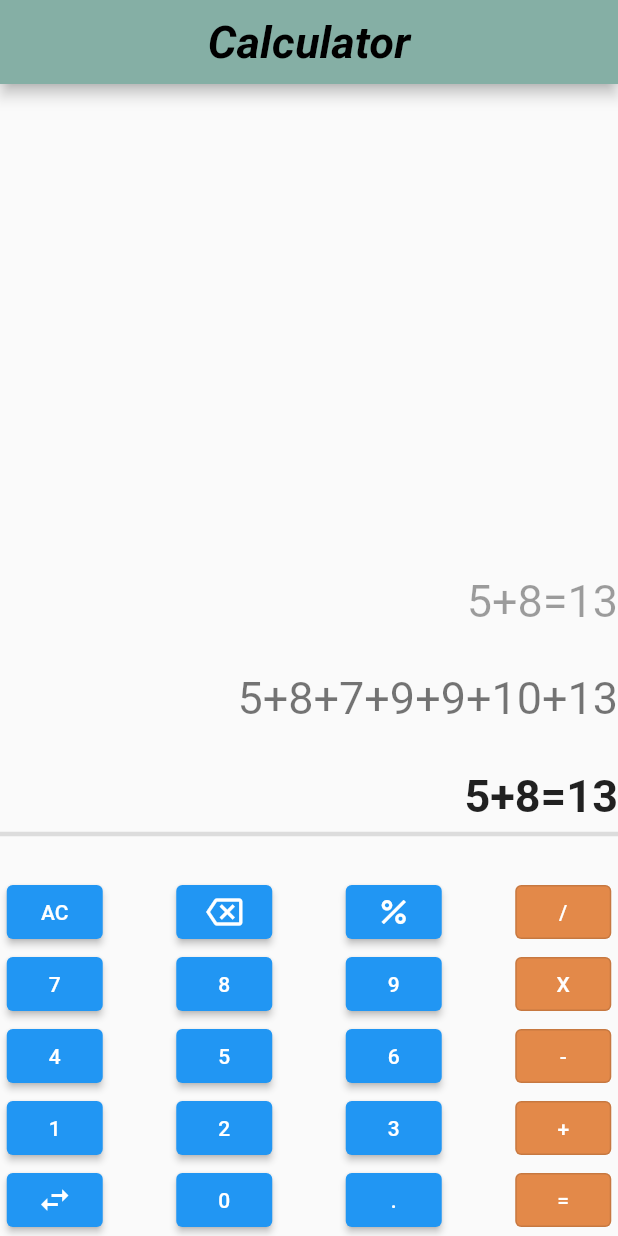
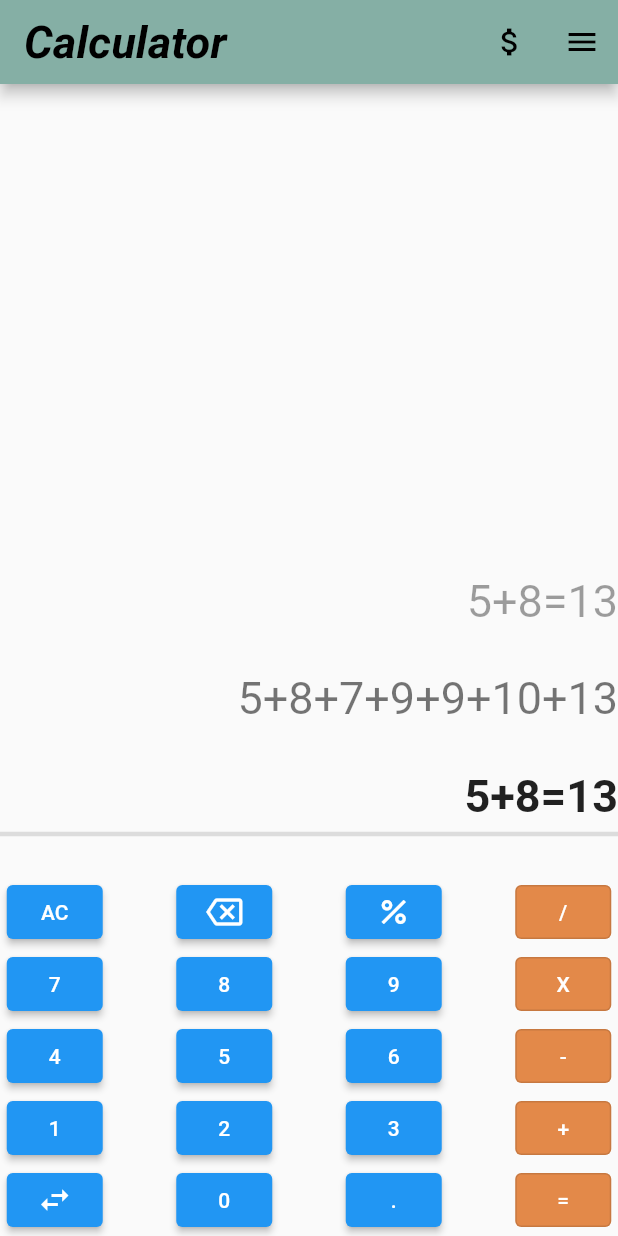
Before and after one commit to BoralAffan/calci, a Flutter app: the screen it shows after launch, on a phone screen of 412 x 824 dp. Run offline on Flutter 3.47's test engine with Material 2 defaults, Android fonts, the phone set to English and light mode, and no system bars.

Commit message:
2nd commit

```diff
--- a/lib/main.dart
+++ b/lib/main.dart
@@ -40,7 +40,19 @@ class _calciState extends State<calci> {
               fontStyle: FontStyle.italic),
         ),
         backgroundColor: Color.fromARGB(255, 133, 175, 165),
-        centerTitle: true,
+        centerTitle: false,
+        actions: [
+          IconButton(
+            onPressed: () {},
+            icon: Icon(Icons.attach_money),
+            color: Colors.black,
+          ),
+          IconButton(
+            onPressed: () {},
+            icon: Icon(Icons.menu),
+            color: Colors.black,
+          ),
+        ],
       ),
       body: Container(
         child: Column(
```
